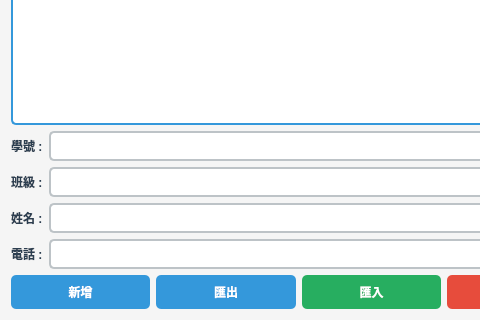
This is mywidget.ui in LaiChienTing/ContactBook as Qt 5 draws it before an edit; both pictures show x 0 to 480 and y 119 to 439 of the 597 by 439 pixel window. The edited form follows.
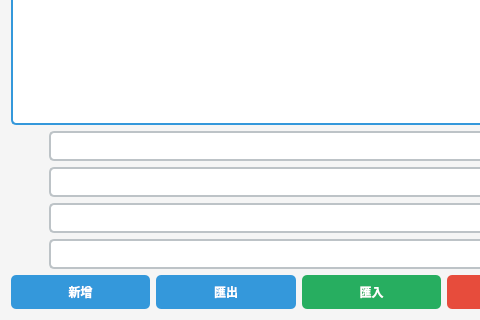
This is the edited form.

Commit message: Change QLabel font color to match background, making labels invisible

Diff of the .ui file:
```diff
--- a/mywidget.ui
+++ b/mywidget.ui
@@ -54,7 +54,7 @@
 }
 
 QLabel {
-    color: #2c3e50;
+    color: #f5f5f5;
     font-weight: bold;
 }
 
```
